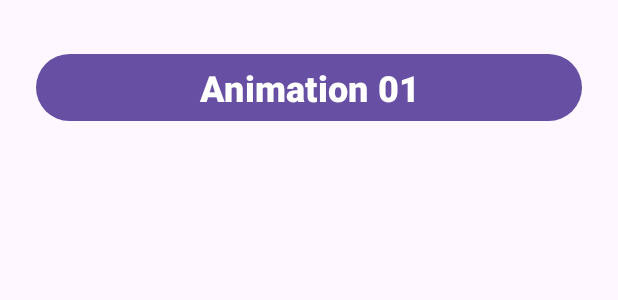
After one commit to supuns2001/Android-Animations, an Android app: the layout activity_main2.xml on its own in the app's theme, with its tools: preview values and no code run, on a phone screen of 412 x 824 dp. The commit adds this screen. Shown: the top 300 px of the screen. Run offline under Robolectric (Android 15) with nearby library versions, the phone set to English and light mode, and no system bars.

```diff
--- a/App19/app/src/main/res/font/dancing_script.xml
+++ b/App19/app/src/main/res/font/dancing_script.xml
@@ -5,7 +5,7 @@
         android:font="@font/dancing_script"
         android:fontStyle="normal"
         android:fontWeight="400"
-        >
+        />
 
-    </font>
+
 </font-family>
--- /dev/null
+++ b/App19/app/src/main/res/layout/activity_main2.xml
@@ -0,0 +1,23 @@
+<?xml version="1.0" encoding="utf-8"?>
+<androidx.constraintlayout.widget.ConstraintLayout xmlns:android="http://schemas.android.com/apk/res/android"
+    xmlns:app="http://schemas.android.com/apk/res-auto"
+    xmlns:tools="http://schemas.android.com/tools"
+    android:id="@+id/main"
+    android:layout_width="match_parent"
+    android:layout_height="match_parent"
+    tools:context=".MainActivity2">
+
+    <Button
+        android:id="@+id/button_x1"
+        android:layout_width="0dp"
+        android:layout_height="wrap_content"
+        android:layout_marginStart="24dp"
+        android:layout_marginTop="32dp"
+        android:layout_marginEnd="24dp"
+        android:text="@string/button_x1"
+        android:textSize="24sp"
+        android:textStyle="bold"
+        app:layout_constraintEnd_toEndOf="parent"
+        app:layout_constraintStart_toStartOf="parent"
+        app:layout_constraintTop_toTopOf="parent" />
+</androidx.constraintlayout.widget.ConstraintLayout>
--- a/App19/app/src/main/res/values/strings.xml
+++ b/App19/app/src/main/res/values/strings.xml
@@ -3,4 +3,5 @@
     <string name="button1">Custom Toast</string>
     <string name="button2">Custom Alert</string>
     <string name="button4">Snack Bar</string>
+    <string name="button_x1">Animation 01</string>
 </resources>
```
Also changed, not shown: App19/app/src/main/AndroidManifest.xml (+9 -0 lines), App19/app/src/main/java/lk/javainstitute/app19/MainActivity2.java (added, +39 -0 lines), App19/app/src/main/res/anim/anim1.xml (added, +21 -0 lines).
